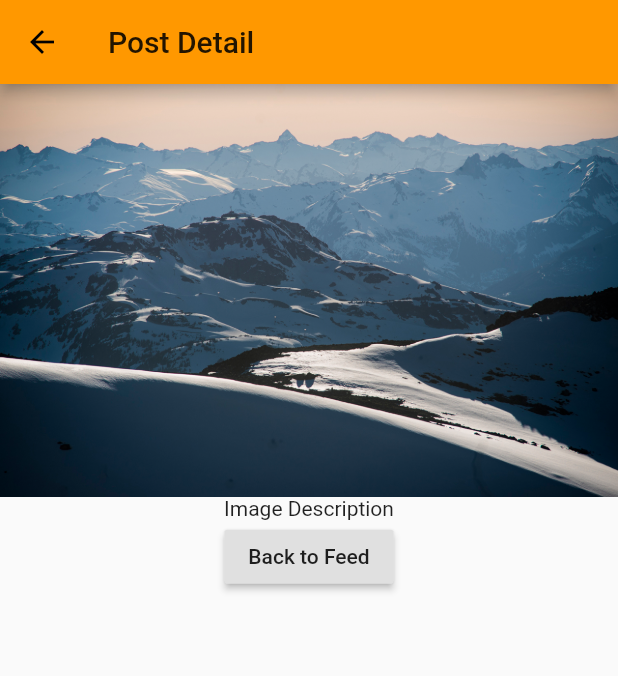
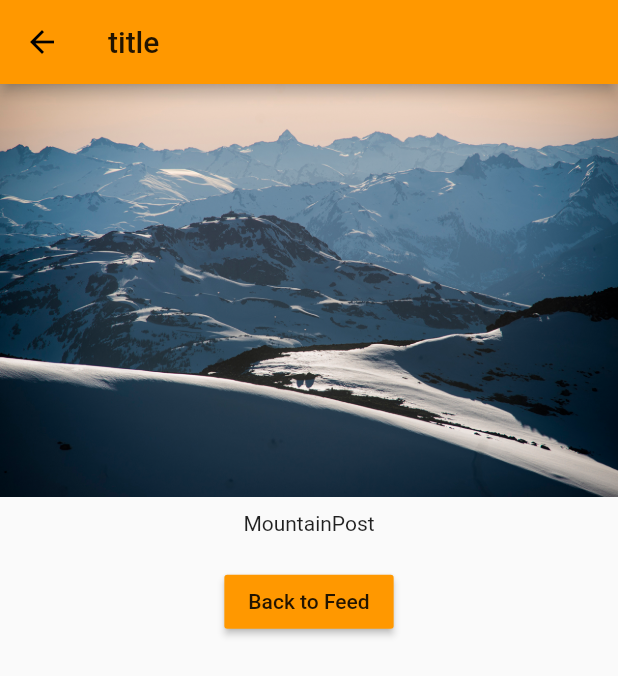
Before and after one commit to kziechmann/Flutter_UMF, a Flutter app: the screen it shows after launch, after a tap on "Add Post", after a tap on "Details", on a phone screen of 412 x 824 dp. Shown: the top 676 px of the screen. Run offline on Flutter 3.47's test engine with Material 2 defaults, Android fonts, the phone set to English and light mode, and no system bars.

Commit message:
Posts page now dynamically populating data about post description and image url.

```diff
--- a/lib/pages/post.dart
+++ b/lib/pages/post.dart
@@ -1,19 +1,35 @@
 import 'package:flutter/material.dart';
 
+class PostPage extends StatelessWidget {
+  final String title;
+  final String imageUrl;
 
-class PostPage extends StatelessWidget{
+  PostPage(this.title, this.imageUrl);
+
   @override
   Widget build(BuildContext context) {
     return Scaffold(
       appBar: AppBar(
-          title: Text('Post Detail'),
+        title: Text('title'),
       ),
       body: Column(
+        crossAxisAlignment: CrossAxisAlignment.center,
         children: <Widget>[
-            Image.asset('assets/mountains.jpg'),
-            Text('Image Description'),
-            RaisedButton(child: Text('Back to Feed'), onPressed: () => Navigator.pop(context),)
-          ], ),
+          Image.asset(imageUrl),
+          Container(
+            padding: EdgeInsets.all(10.0),
+            child: Text(title),
+          ),
+          Container(
+            padding: EdgeInsets.all(10.0),
+            child: RaisedButton(
+              color: Theme.of(context).accentColor,
+              child: Text('Back to Feed'),
+              onPressed: () => Navigator.pop(context),
+            ),
+          )
+        ],
+      ),
     );
   }
 }
--- a/lib/post_manager.dart
+++ b/lib/post_manager.dart
@@ -2,7 +2,7 @@ import 'package:flutter/material.dart';
 import './posts.dart';
 
 class PostManager extends StatefulWidget {
-  final String startingPost;
+  final Map<String,String> startingPost;
 
   PostManager({this.startingPost}){
 
@@ -16,7 +16,7 @@ class PostManager extends StatefulWidget {
 }
 
 class _PostManagerState extends State<PostManager> {
-  List<String> _posts = [];
+  final List<Map<String,String>> _posts = [];
 
   @override
   void initState(){
@@ -27,7 +27,7 @@ class _PostManagerState extends State<PostManager> {
     super.initState();
   }
 
-   void _addPost(String post) {
+   void _addPost(Map<String, String> post) {
     setState(() {
       _posts.add(post);
     });
@@ -44,7 +44,7 @@ class _PostManagerState extends State<PostManager> {
             color: Theme.of(context).primaryColor,
             onPressed: () {
               setState(() {
-                _posts.add('MountainPost');
+                _posts.add({'title': 'MountainPost', 'image': 'assets/mountains.jpg'});
               });
             },
             child: Text('Add Post'),
--- a/lib/posts.dart
+++ b/lib/posts.dart
@@ -2,25 +2,31 @@ import 'package:flutter/material.dart';
 import './pages/post.dart';
 
 class Posts extends StatelessWidget {
-  final List<String> posts;
+  final List<Map<String, String>> posts;
 
   Posts(this.posts) {}
 
-  Widget _buildPost(BuildContext context, int index) {
+  Widget _buildPost(
+    BuildContext context,
+    int index,
+  ) {
     return Card(
       child: Column(
         children: <Widget>[
-          Image.asset('assets/mountains.jpg'),
-          Text(posts[index]),
+          Image.asset(posts[index]['image']),
+          Text(posts[index]['title']),
           ButtonBar(
             alignment: MainAxisAlignment.center,
             children: <Widget>[
               FlatButton(
                 child: Text('Details'),
                 onPressed: () => Navigator.push(
-                    context,
-                    MaterialPageRoute(
-                        builder: (BuildContext context) => PostPage())),
+                      context,
+                      MaterialPageRoute(
+                        builder: (BuildContext context) => PostPage(
+                            posts[index]['title'], posts[index]['image']),
+                      ),
+                    ),
               )
             ],
           )
```
Lines whose indentation alone changed are shown as unchanged.
